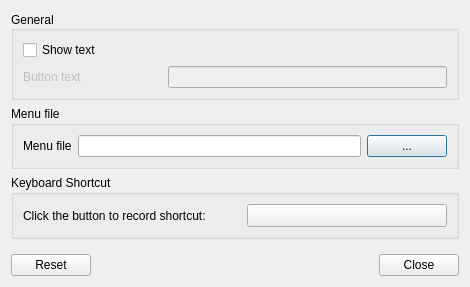
Old version of the form plugin-mainmenu/lxqtmainmenuconfiguration.ui in the repository lxqt/lxqt-panel.
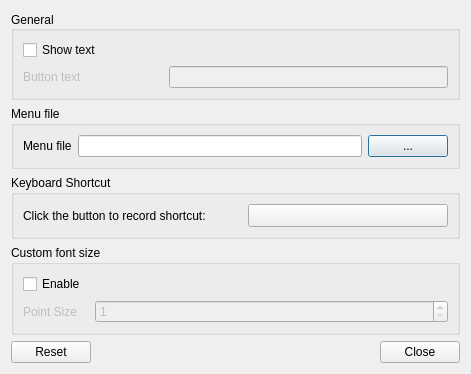
New version of the form. Custom widgets are drawn as their Qt base class.

Commit message: Fixes lxde/lxqt#318 configurable font size in mainmenu

What changed in the file:
```diff
--- a/plugin-mainmenu/lxqtmainmenuconfiguration.ui
+++ b/plugin-mainmenu/lxqtmainmenuconfiguration.ui
@@ -6,8 +6,8 @@
    <rect>
     <x>0</x>
     <y>0</y>
-    <width>470</width>
-    <height>287</height>
+    <width>471</width>
+    <height>367</height>
    </rect>
   </property>
   <property name="windowTitle">
@@ -118,6 +118,57 @@
      </layout>
     </widget>
    </item>
+   <item>
+    <widget class="QGroupBox" name="customFontGB">
+     <property name="title">
+      <string>Custom font size</string>
+     </property>
+     <layout class="QFormLayout" name="formLayout">
+      <item row="0" column="0">
+       <widget class="QCheckBox" name="customFontCB">
+        <property name="enabled">
+         <bool>true</bool>
+        </property>
+        <property name="text">
+         <string>Enable </string>
+        </property>
+       </widget>
+      </item>
+      <item row="1" column="0">
+       <widget class="QLabel" name="customFontSizeL">
+        <property name="enabled">
+         <bool>false</bool>
+        </property>
+        <property name="sizePolicy">
+         <sizepolicy hsizetype="Preferred" vsizetype="Preferred">
+          <horstretch>0</horstretch>
+          <verstretch>0</verstretch>
+         </sizepolicy>
+        </property>
+        <property name="layoutDirection">
+         <enum>Qt::LeftToRight</enum>
+        </property>
+        <property name="text">
+         <string>Point Size</string>
+        </property>
+       </widget>
+      </item>
+      <item row="1" column="1">
+       <widget class="QSpinBox" name="customFontSizeSB">
+        <property name="enabled">
+         <bool>false</bool>
+        </property>
+        <property name="suffix">
+         <string/>
+        </property>
+        <property name="minimum">
+         <number>1</number>
+        </property>
+       </widget>
+      </item>
+     </layout>
+    </widget>
+   </item>
    <item>
     <spacer name="verticalSpacer">
      <property name="orientation">
```
Left out of the diff: 67 changed lines with no effect on the pictures. The commit also changes 3 other files.
